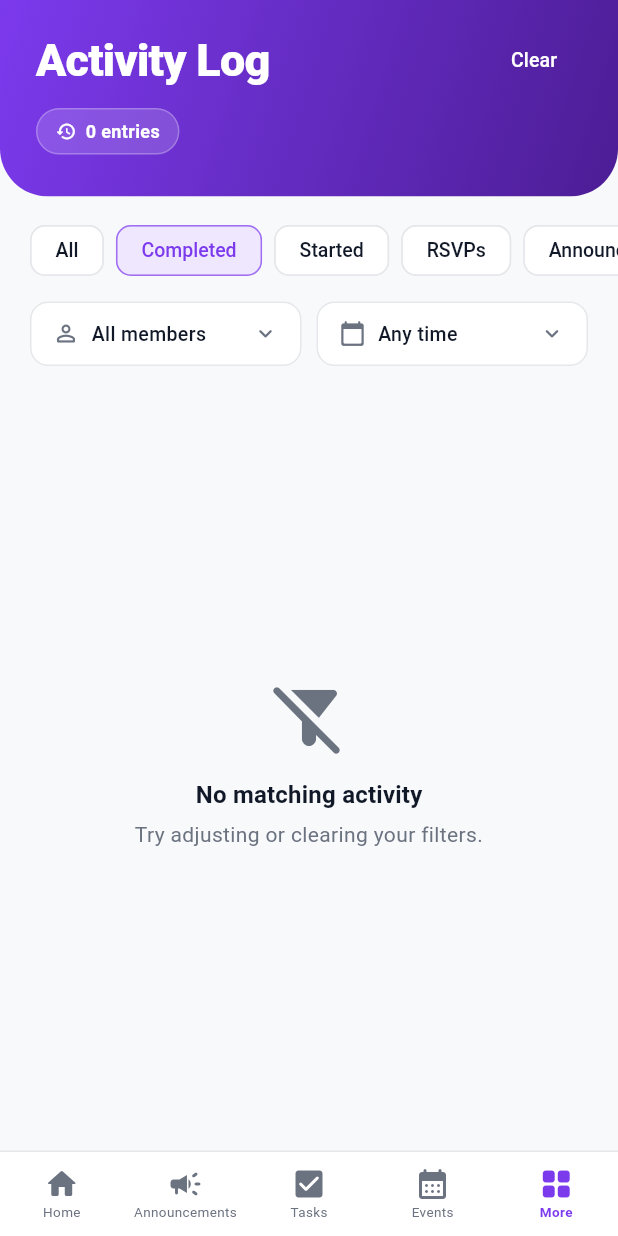
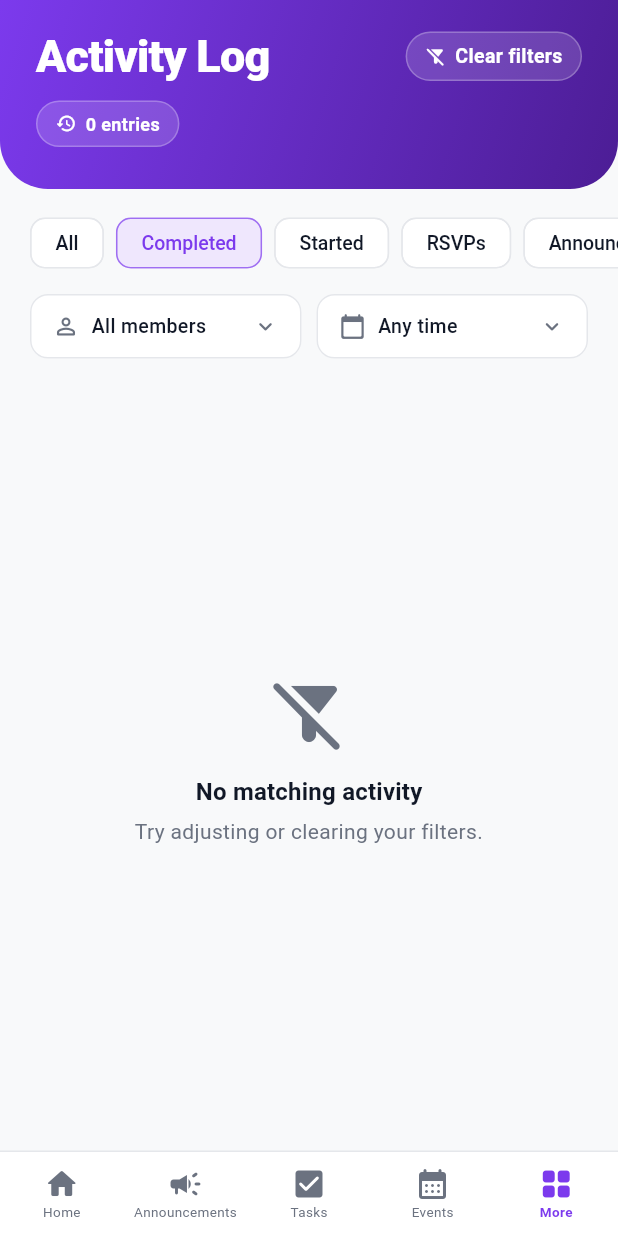
Before and after one commit to 0basharyousef0/ClubOS, a Flutter app: the ActivityLogScreen screen opened by its route, after a tap on "Completed", on a phone screen of 412 x 824 dp. Run offline on Flutter 3.47's test engine with Material 3 defaults, Android fonts, the phone set to English and light mode, and no system bars; our stand-ins replace file_picker, firebase_core, firebase_messaging, flutter_dotenv, flutter_riverpod, go_router and 2 more; accounts and stored records are empty; network calls fail.

Commit message:
Style the activity log clear control as a pill button
Bare white "Clear" text now reads as a button: a pill matching the
header badge styling with an icon and "Clear filters" label.

Co-Authored-By: Claude Fable 5 <noreply@anthropic.com>

```diff
--- a/lib/features/activity_log/screens/activity_log_screen.dart
+++ b/lib/features/activity_log/screens/activity_log_screen.dart
@@ -36,13 +36,42 @@ class ActivityLogScreen extends ConsumerWidget {
                 ),
               ),
               trailing: filter.isActive
-                  ? TextButton(
-                      onPressed: () => ref
-                          .read(activityFilterProvider.notifier)
-                          .state = const ActivityFilter(),
-                      style:
-                          TextButton.styleFrom(foregroundColor: Colors.white),
-                      child: const Text('Clear'),
+                  ? Material(
+                      color: Colors.transparent,
+                      child: InkWell(
+                        borderRadius: BorderRadius.circular(20),
+                        onTap: () => ref
+                            .read(activityFilterProvider.notifier)
+                            .state = const ActivityFilter(),
+                        // Pill styled to match GradientHeaderBadge so it
+                        // reads as a button on the gradient header
+                        child: Container(
+                          padding: const EdgeInsets.symmetric(
+                              horizontal: 12, vertical: 6),
+                          decoration: BoxDecoration(
+                            color: Colors.white.withValues(alpha: 0.15),
+                            borderRadius: BorderRadius.circular(20),
+                            border: Border.all(
+                                color: Colors.white.withValues(alpha: 0.25)),
+                          ),
+                          child: const Row(
+                            mainAxisSize: MainAxisSize.min,
+                            children: [
+                              Icon(Icons.filter_alt_off_rounded,
+                                  color: Colors.white, size: 14),
+                              SizedBox(width: 6),
+                              Text(
+                                'Clear filters',
+                                style: TextStyle(
+                                  color: Colors.white,
+                                  fontSize: 13,
+                                  fontWeight: FontWeight.w600,
+                                ),
+                              ),
+                            ],
+                          ),
+                        ),
+                      ),
                     )
                   : null,
             ),
```
